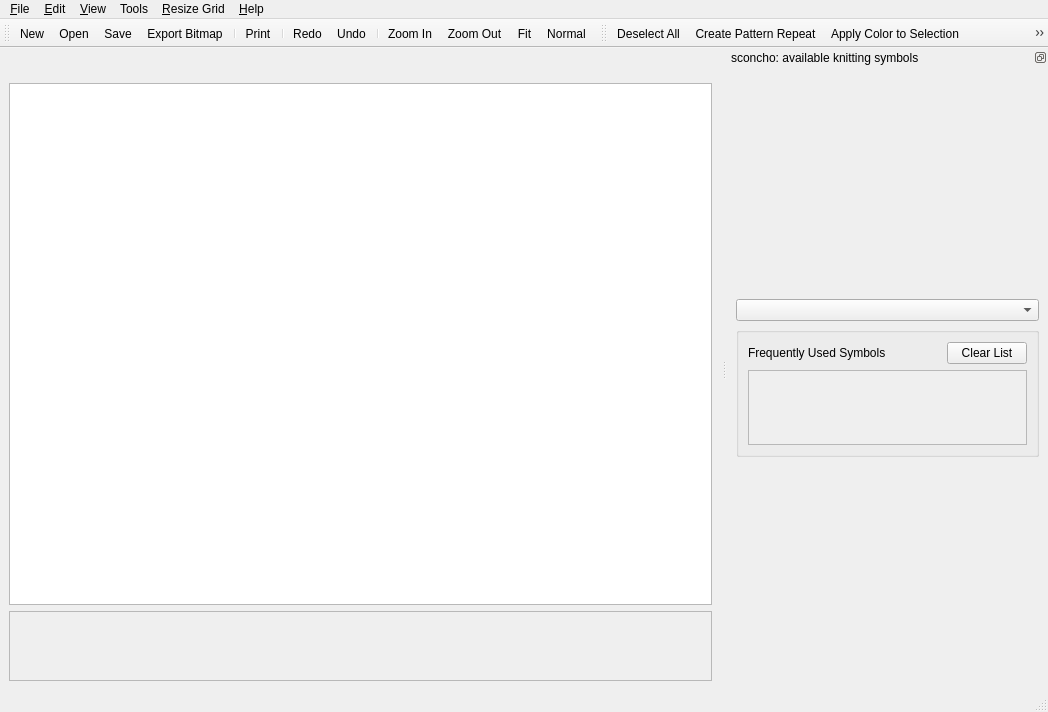
Before: the Qt Designer form sconcho/gui/ui/main_window.ui in haskelladdict/sconcho, drawn with Qt 5.
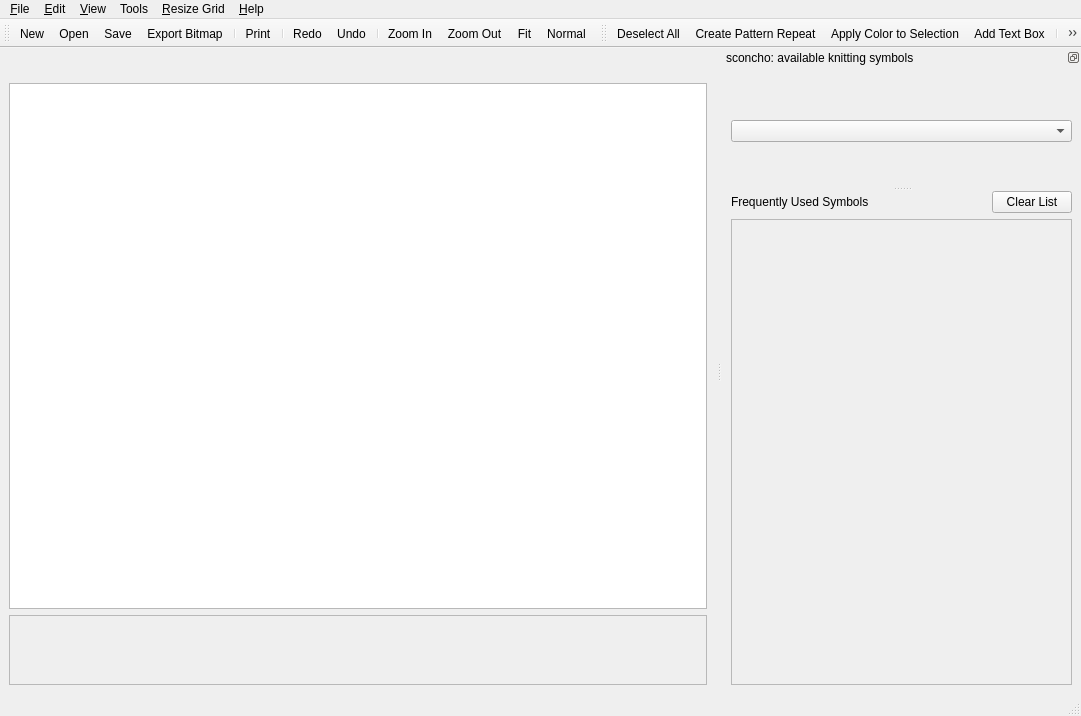
After: the same form once the commit is applied. Icons and pictures are not drawn. Custom widgets are drawn as their Qt base class.

Commit message: Added QSplitter to symbol selector widget.

```diff
--- a/sconcho/gui/ui/main_window.ui
+++ b/sconcho/gui/ui/main_window.ui
@@ -6,8 +6,8 @@
    <rect>
     <x>0</x>
     <y>0</y>
-    <width>1048</width>
-    <height>712</height>
+    <width>1081</width>
+    <height>716</height>
    </rect>
   </property>
   <property name="windowTitle">
@@ -71,7 +71,7 @@
         <rect>
          <x>0</x>
          <y>0</y>
-         <width>659</width>
+         <width>694</width>
          <height>71</height>
         </rect>
        </property>
@@ -90,7 +90,7 @@
     <rect>
      <x>0</x>
      <y>0</y>
-     <width>1048</width>
+     <width>1081</width>
      <height>26</height>
     </rect>
    </property>
@@ -193,13 +193,13 @@
    <property name="sizePolicy">
     <sizepolicy hsizetype="MinimumExpanding" vsizetype="MinimumExpanding">
      <horstretch>0</horstretch>
-     <verstretch>4</verstretch>
+     <verstretch>1</verstretch>
     </sizepolicy>
    </property>
    <property name="minimumSize">
     <size>
-     <width>321</width>
-     <height>215</height>
+     <width>359</width>
+     <height>239</height>
     </size>
    </property>
    <property name="features">
@@ -217,28 +217,28 @@
    <widget class="QWidget" name="dockWidgetContents_3">
     <layout class="QVBoxLayout" name="verticalLayout_5">
      <item>
+      <widget class="QSplitter" name="SymbolSelectorSplitter">
+       <property name="orientation">
+        <enum>Qt::Vertical</enum>
+       </property>
+       <widget class="QWidget" name="layoutWidget">
+        <layout class="QVBoxLayout" name="symbolSelectorLayout" stretch="0">
+         <item>
+          <widget class="QComboBox" name="symbolCategoryChooser">
+           <property name="sizePolicy">
+            <sizepolicy hsizetype="Preferred" vsizetype="Fixed">
+             <horstretch>0</horstretch>
+             <verstretch>1</verstretch>
+            </sizepolicy>
+           </property>
+          </widget>
+         </item>
+        </layout>
+       </widget>
+       <widget class="QWidget" name="layoutWidget">
       <layout class="QVBoxLayout" name="verticalLayout_3">
        <item>
-        <widget class="QComboBox" name="symbolCategoryChooser"/>
-       </item>
-       <item>
-        <layout class="QVBoxLayout" name="symbolSelectorLayout"/>
-       </item>
-       <item>
-        <widget class="QGroupBox" name="groupBox">
-         <property name="sizePolicy">
-          <sizepolicy hsizetype="Preferred" vsizetype="Preferred">
-           <horstretch>0</horstretch>
-           <verstretch>0</verstretch>
-          </sizepolicy>
-         </property>
-         <property name="maximumSize">
-          <size>
-           <width>16777215</width>
-           <height>130</height>
-          </size>
-         </property>
-         <layout class="QVBoxLayout" name="verticalLayout_2">
+          <layout class="QVBoxLayout" name="verticalLayout_2" stretch="0,1">
           <item>
            <layout class="QHBoxLayout" name="horizontalLayout">
             <item>
@@ -273,7 +273,7 @@
           <item>
            <widget class="QScrollArea" name="scrollArea_2">
             <property name="sizePolicy">
-             <sizepolicy hsizetype="Expanding" vsizetype="Preferred">
+              <sizepolicy hsizetype="Expanding" vsizetype="MinimumExpanding">
               <horstretch>0</horstretch>
               <verstretch>0</verstretch>
              </sizepolicy>
@@ -286,8 +286,8 @@
               <rect>
                <x>0</x>
                <y>0</y>
-               <width>315</width>
-               <height>67</height>
+                <width>333</width>
+                <height>120</height>
               </rect>
              </property>
              <property name="sizePolicy">
@@ -318,9 +318,10 @@
            </widget>
           </item>
          </layout>
-        </widget>
-       </item>
-      </layout>
+         </item>
+        </layout>
+       </widget>
+      </widget>
      </item>
     </layout>
    </widget>
```
Lines whose indentation alone changed are shown as unchanged. The commit also changes 15 other files.
